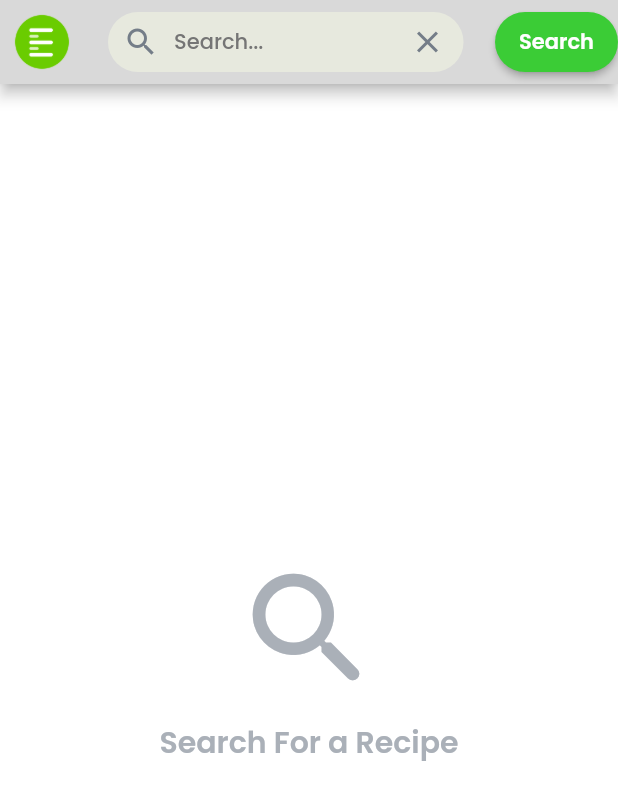
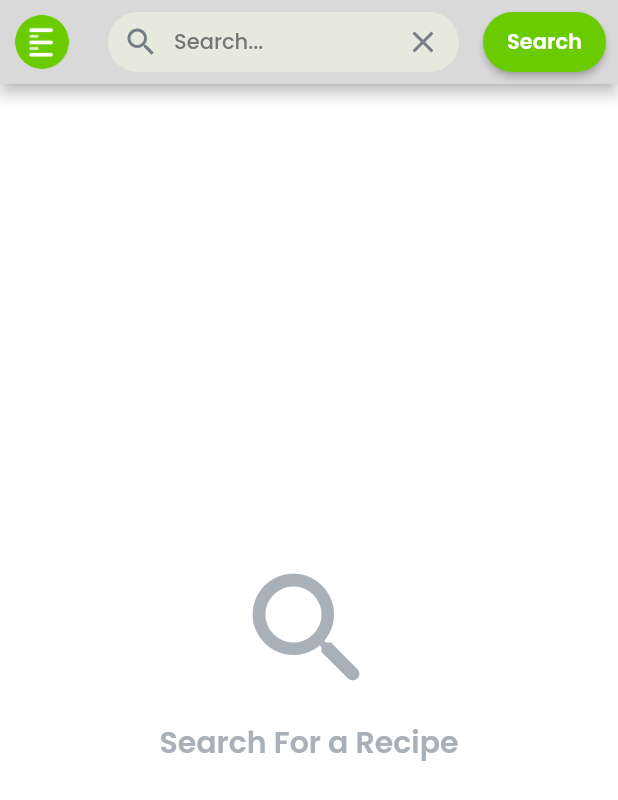
Before and after one commit to md-siam/recipe_app, a Flutter app: the screen it shows after launch, on a phone screen of 412 x 824 dp. Shown: the top 800 px of the screen. Run offline on Flutter 3.47's test engine with Material 2 defaults, Android fonts, the phone set to English and light mode, and no system bars; our stand-ins replace buttons_tabbar, dio, flutter_dotenv, flutter_svg.

Commit message:
fix: minor ui fixed

```diff
--- a/lib/pages/recipe_page.dart
+++ b/lib/pages/recipe_page.dart
@@ -76,12 +76,12 @@ class _RecipePageState extends State<RecipePage> {
             padding: const EdgeInsets.only(
               top: 8.0,
               bottom: 8.0,
-              left: 5.0,
+              right: 8.0,
             ),
             child: ElevatedButton(
               style: ButtonStyle(
                 backgroundColor: MaterialStateProperty.all(
-                  const Color(0xFF3BCC36),
+                  const Color(0xFF6ACC00),
                 ),
                 shape: MaterialStateProperty.all<RoundedRectangleBorder>(
                   RoundedRectangleBorder(
```
Also changed, not shown: asset/images/app_icon_foreground.png, 6 other files.
